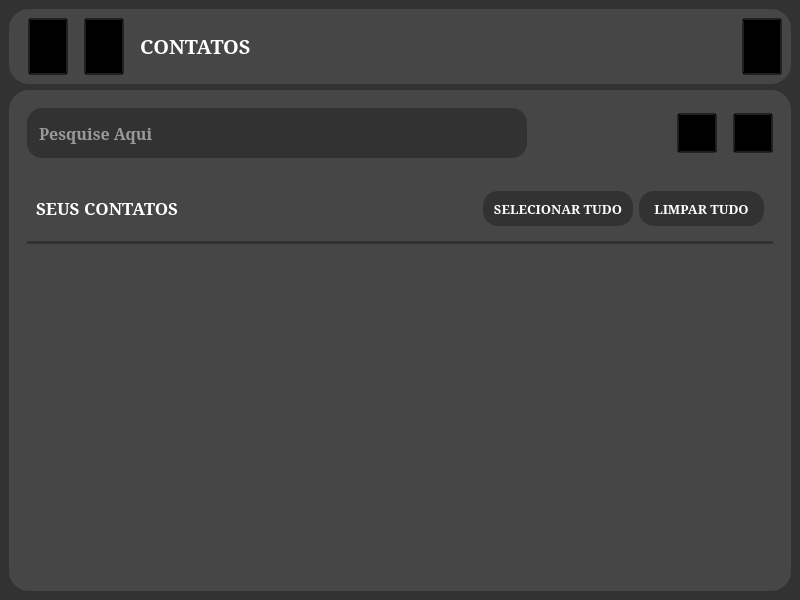
This is frontend/ui/contatos/contatos.ui in GHRodriguess/WAPI as Qt 5 draws it before an edit. The edited form follows.
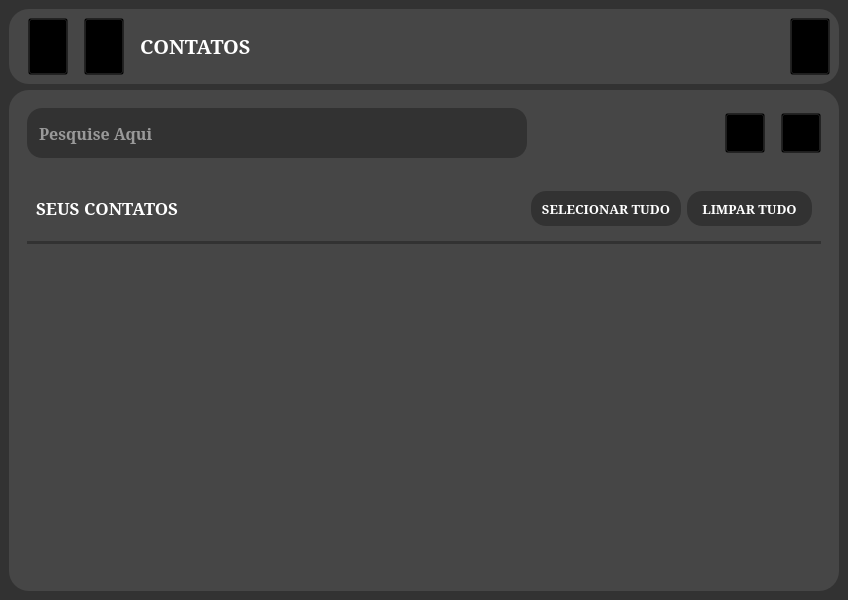
This is the edited form. Icons and pictures are not drawn.

Commit message: adicionando icone ao executavel

What changed in the file:
```diff
--- a/frontend/ui/contatos/contatos.ui
+++ b/frontend/ui/contatos/contatos.ui
@@ -12,7 +12,7 @@
    <rect>
     <x>0</x>
     <y>0</y>
-    <width>800</width>
+    <width>848</width>
     <height>600</height>
    </rect>
   </property>
```
The commit also changes 1 other file.
